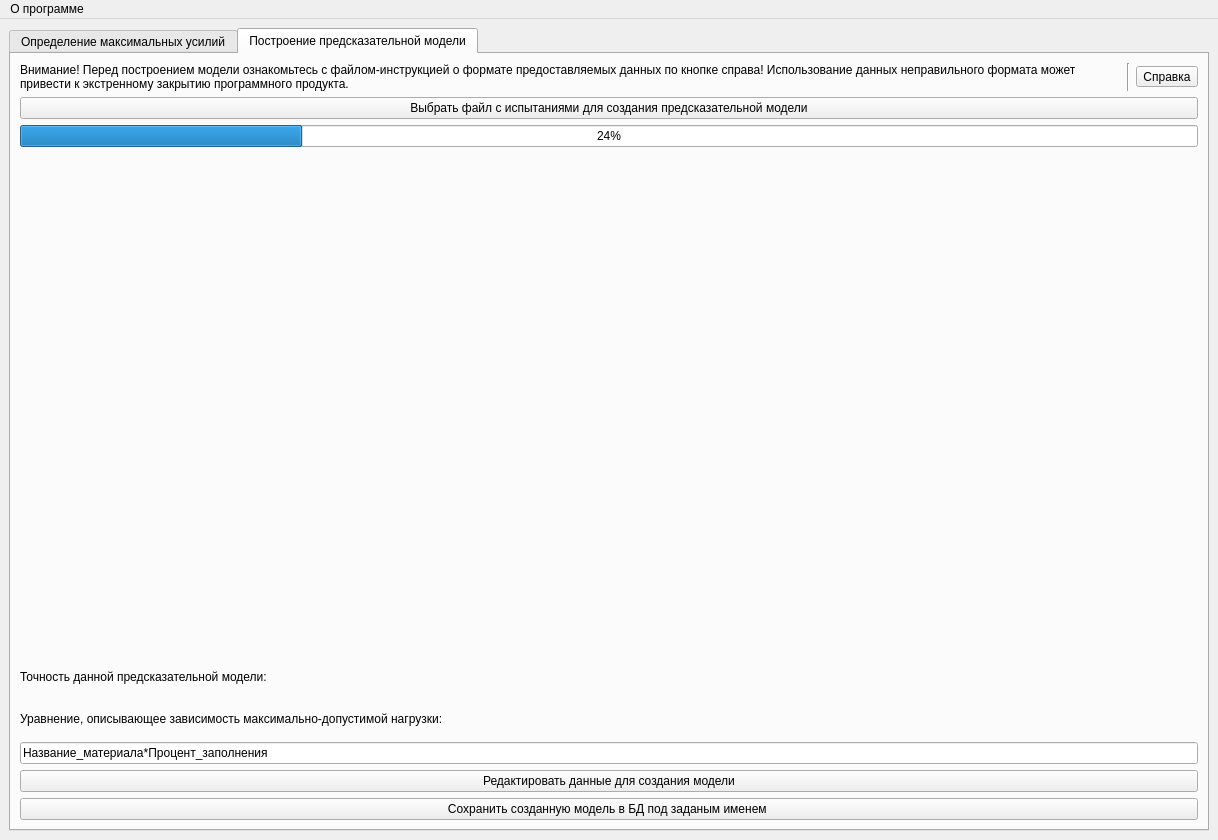
Above: new_window.ui from gruzdev-as/Least_square_app before the change. Below: the same form after it.
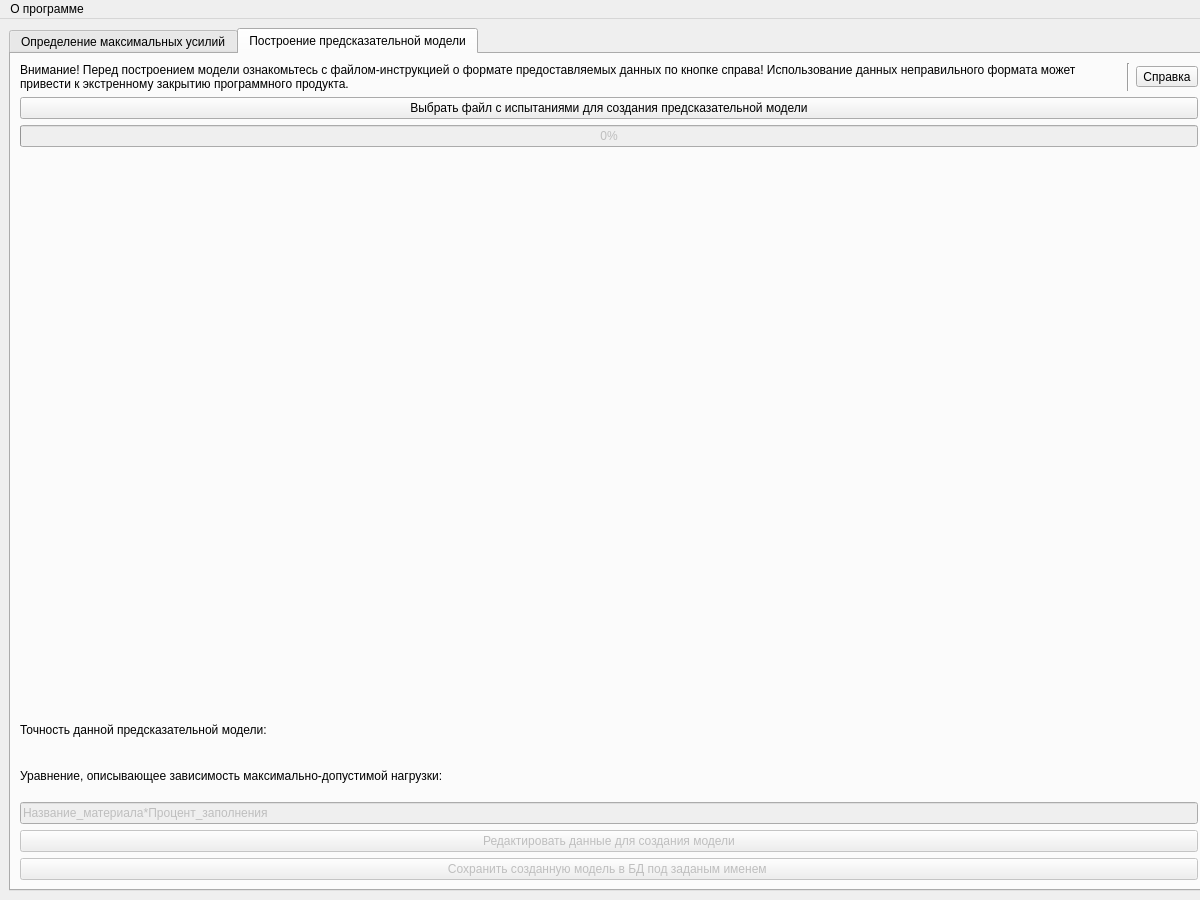
That is the form after the change.

What changed in the file:
```diff
--- a/new_window.ui
+++ b/new_window.ui
@@ -6,8 +6,8 @@
    <rect>
     <x>0</x>
     <y>0</y>
-    <width>1218</width>
-    <height>840</height>
+    <width>1200</width>
+    <height>900</height>
    </rect>
   </property>
   <property name="sizePolicy">
@@ -16,6 +16,18 @@
     <verstretch>0</verstretch>
    </sizepolicy>
   </property>
+  <property name="minimumSize">
+   <size>
+    <width>1200</width>
+    <height>900</height>
+   </size>
+  </property>
+  <property name="maximumSize">
+   <size>
+    <width>1218</width>
+    <height>900</height>
+   </size>
+  </property>
   <property name="windowTitle">
    <string>MainWindow</string>
   </property>
@@ -206,9 +218,12 @@
          </widget>
         </item>
         <item>
-         <widget class="QProgressBar" name="progressBar">
+         <widget class="QProgressBar" name="build_progresbar">
+          <property name="enabled">
+           <bool>false</bool>
+          </property>
           <property name="value">
-           <number>24</number>
+           <number>0</number>
           </property>
          </widget>
         </item>
@@ -217,7 +232,7 @@
           <property name="minimumSize">
            <size>
             <width>0</width>
-            <height>500</height>
+            <height>550</height>
            </size>
           </property>
          </widget>
@@ -237,21 +252,30 @@
          </widget>
         </item>
         <item>
-         <widget class="QLineEdit" name="lineEdit_2">
+         <widget class="QLineEdit" name="build_modelName_edit">
+          <property name="enabled">
+           <bool>false</bool>
+          </property>
           <property name="text">
            <string>Название_материала*Процент_заполнения</string>
           </property>
          </widget>
         </item>
         <item>
-         <widget class="QPushButton" name="pushButton_3">
+         <widget class="QPushButton" name="build_editdata_button">
+          <property name="enabled">
+           <bool>false</bool>
+          </property>
           <property name="text">
            <string>Редактировать данные для создания модели</string>
           </property>
          </widget>
         </item>
         <item>
-         <widget class="QPushButton" name="pushButton_2">
+         <widget class="QPushButton" name="build_savemodel_button">
+          <property name="enabled">
+           <bool>false</bool>
+          </property>
           <property name="text">
            <string>Сохранить созданную модель в БД под заданым именем </string>
           </property>
@@ -268,7 +292,7 @@
     <rect>
      <x>0</x>
      <y>0</y>
-     <width>1218</width>
+     <width>1200</width>
      <height>22</height>
     </rect>
    </property>
```
Left out of the diff: 34 changed lines with no effect on the pictures.
